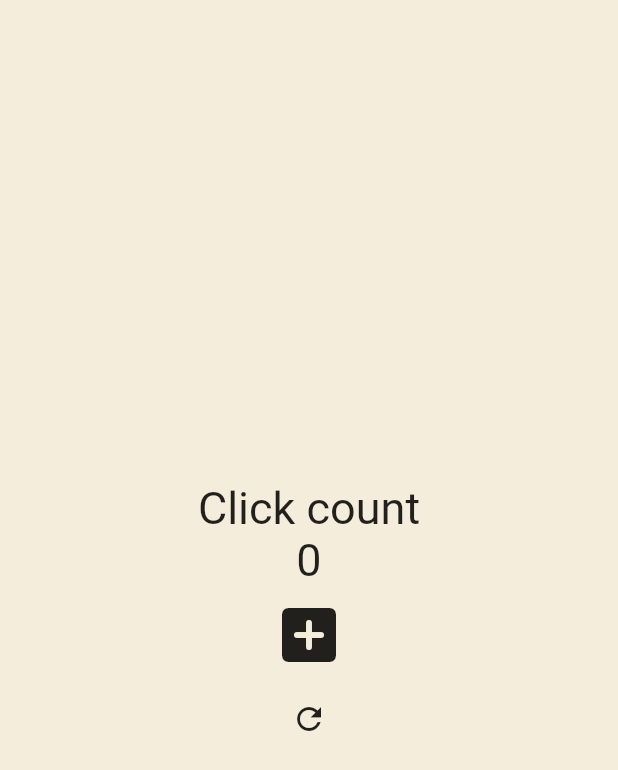
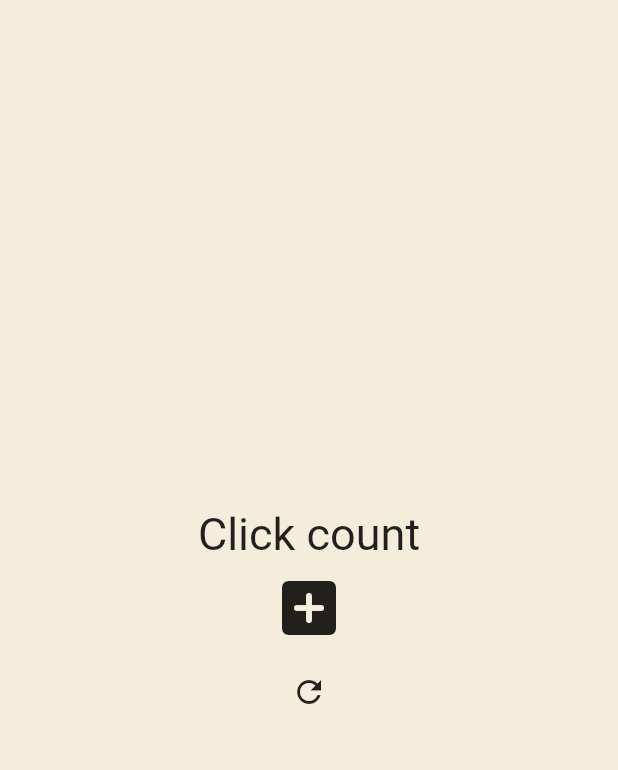
Before and after one commit to helious23/toonflix_2, a Flutter app: the screen it shows after launch, after a tap on the "add box" icon, after a tap on the "refresh" icon, on a phone screen of 412 x 824 dp. Shown: the top 770 px of the screen. Run offline on Flutter 3.47's test engine with Material 2 defaults, Android fonts, the phone set to English and light mode, and no system bars.

Commit message:
4.2 Recap

```diff
--- a/lib/main.dart
+++ b/lib/main.dart
@@ -12,17 +12,17 @@ class App extends StatefulWidget {
 }
 
 class _AppState extends State<App> {
-  int counter = 0;
+  List<int> numbers = [];
 
   void onClicked() {
     setState(() {
-      counter += 1;
+      numbers.add(numbers.length);
     });
   }
 
   void onRefreshed() {
     setState(() {
-      counter = 0;
+      numbers = [];
     });
   }
 
@@ -41,12 +41,7 @@ class _AppState extends State<App> {
                   fontSize: 30,
                 ),
               ),
-              Text(
-                '$counter',
-                style: const TextStyle(
-                  fontSize: 30,
-                ),
-              ),
+              for (var num in numbers) Text('$num'),
               IconButton(
                 iconSize: 48,
                 onPressed: onClicked,
```
